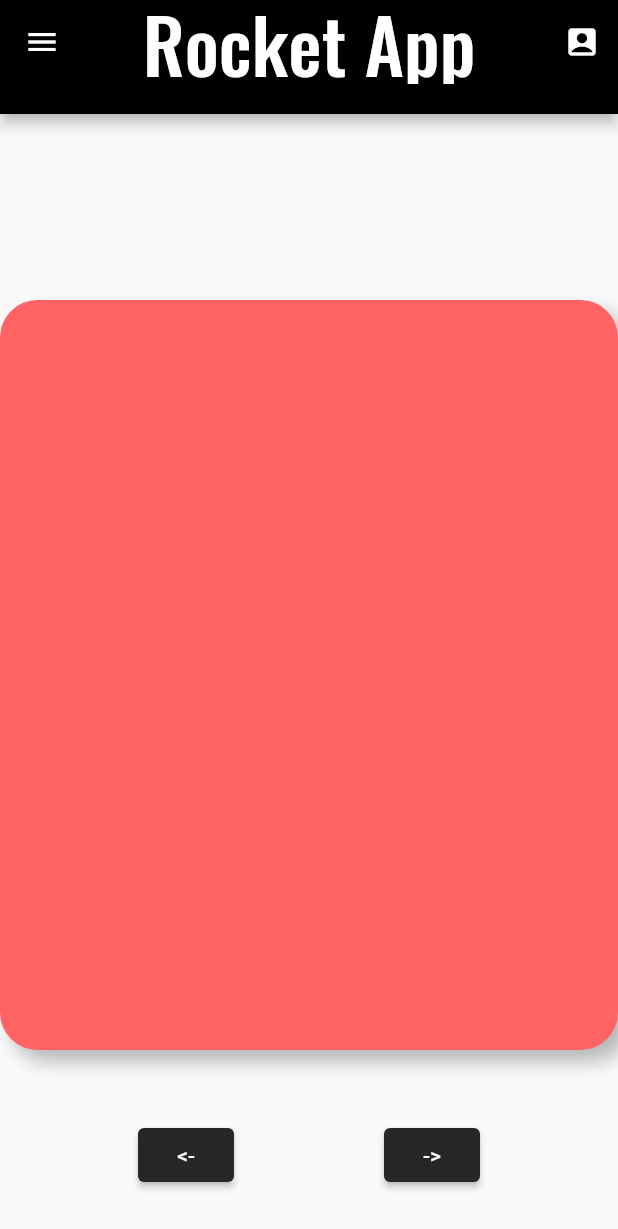
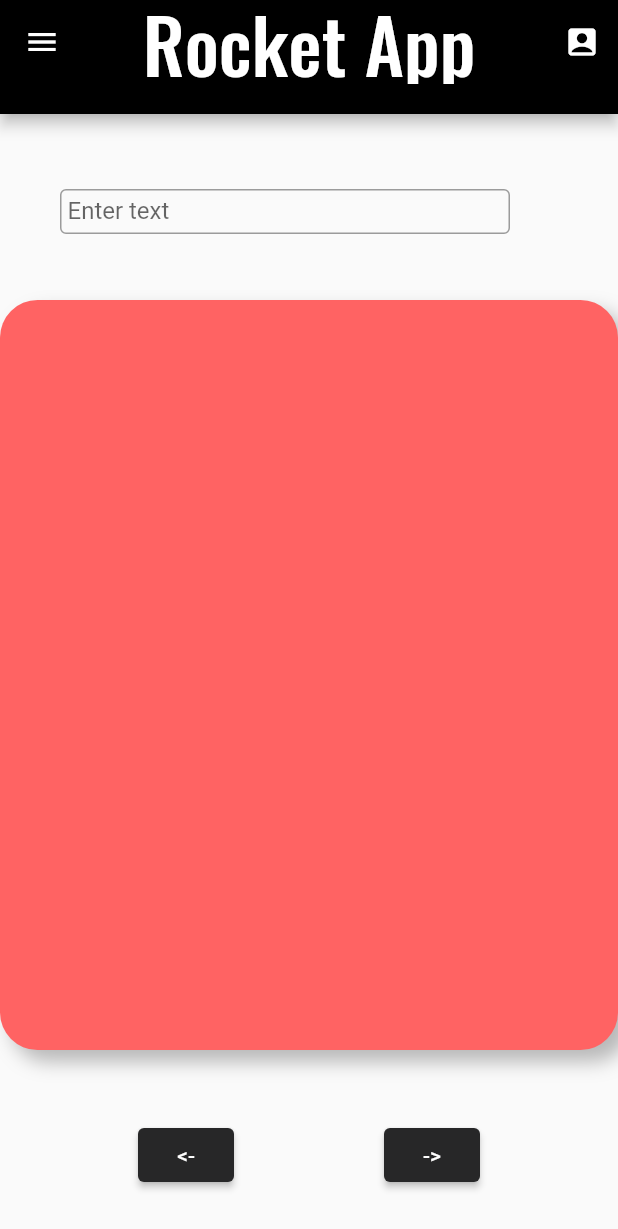
Before and after one commit to GDG-GTBIT/Flutter-Rocket-App, a Flutter app: the screen it shows after launch, on a phone screen of 412 x 824 dp. Shown: the top 1229 px of the screen. Run offline on Flutter 3.47's test engine with Material 2 defaults, Android fonts, the phone set to English and light mode, and no system bars.

Commit message:
ADDED A TEXT FEILD

```diff
--- a/lib/home.dart
+++ b/lib/home.dart
@@ -31,6 +31,25 @@ class _HomeState extends State<Home> {
       ),
       body: Stack(
         children: [
+          Positioned(
+            child: Container(
+              width: 350,
+              child: Center(
+                child: SizedBox(
+                  width: 300,
+                  height: 30,
+                  child: TextField(
+                      decoration: InputDecoration(
+                          labelText: "Enter text",
+                          contentPadding: EdgeInsets.all(5),
+                          border: OutlineInputBorder())),
+                ),
+              ),
+            ),
+            top: 50,
+            left: 15,
+          ),
+
           Center(
             child: Container(
               width: 500,
```
